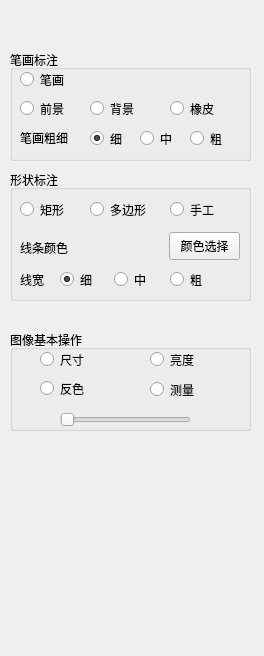
First picture: the form in RegionCompetition.ui, repository WooodHead/labelling3, before the edit.
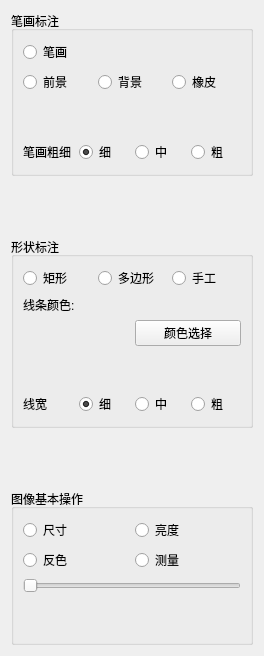
Second picture: the form after the edit.

The edit to the form file:
```diff
--- a/RegionCompetition.ui
+++ b/RegionCompetition.ui
@@ -31,75 +31,17 @@
   <property name="windowTitle">
    <string>Form</string>
   </property>
+  <layout class="QVBoxLayout" name="verticalLayout_4">
+   <item>
   <widget class="QGroupBox" name="labelSettings">
-   <property name="geometry">
-    <rect>
-     <x>10</x>
-     <y>50</y>
-     <width>241</width>
-     <height>111</height>
-    </rect>
-   </property>
    <property name="title">
     <string>笔画标注</string>
    </property>
-   <widget class="QRadioButton" name="radioErazer">
-    <property name="geometry">
-     <rect>
-      <x>160</x>
-      <y>50</y>
-      <width>61</width>
-      <height>17</height>
-     </rect>
-    </property>
-    <property name="text">
-     <string>橡皮</string>
-    </property>
-    <attribute name="buttonGroup">
-     <string notr="true">buttonGroup_4</string>
-    </attribute>
-   </widget>
-   <widget class="QRadioButton" name="radioBackground">
-    <property name="geometry">
-     <rect>
-      <x>80</x>
-      <y>50</y>
-      <width>61</width>
-      <height>17</height>
-     </rect>
-    </property>
-    <property name="text">
-     <string>背景</string>
-    </property>
-    <attribute name="buttonGroup">
-     <string notr="true">buttonGroup_4</string>
-    </attribute>
-   </widget>
-   <widget class="QRadioButton" name="radioForeground">
-    <property name="geometry">
-     <rect>
-      <x>10</x>
-      <y>50</y>
-      <width>61</width>
-      <height>17</height>
-     </rect>
-    </property>
-    <property name="text">
-     <string>前景</string>
-    </property>
-    <attribute name="buttonGroup">
-     <string notr="true">buttonGroup_4</string>
-    </attribute>
-   </widget>
+     <layout class="QVBoxLayout" name="verticalLayout">
+      <item>
+       <layout class="QHBoxLayout" name="horizontalLayout_3">
+        <item>
    <widget class="QRadioButton" name="radioStrikeLabelling">
-    <property name="geometry">
-     <rect>
-      <x>10</x>
-      <y>20</y>
-      <width>71</width>
-      <height>19</height>
-     </rect>
-    </property>
     <property name="text">
      <string>笔画</string>
     </property>
@@ -107,41 +49,87 @@
      <string notr="true">buttonGroup</string>
     </attribute>
    </widget>
+        </item>
+        <item>
+         <spacer name="horizontalSpacer">
+          <property name="orientation">
+           <enum>Qt::Horizontal</enum>
+          </property>
+          <property name="sizeHint" stdset="0">
+           <size>
+            <width>40</width>
+            <height>20</height>
+           </size>
+          </property>
+         </spacer>
+        </item>
+        <item>
    <widget class="QLabel" name="showColorLabel">
-    <property name="geometry">
-     <rect>
-      <x>120</x>
-      <y>20</y>
-      <width>51</width>
-      <height>21</height>
-     </rect>
-    </property>
     <property name="text">
      <string/>
     </property>
    </widget>
+        </item>
+       </layout>
+      </item>
+      <item>
+       <layout class="QHBoxLayout" name="horizontalLayout">
+        <item>
+         <widget class="QRadioButton" name="radioForeground">
+          <property name="text">
+           <string>前景</string>
+          </property>
+          <attribute name="buttonGroup">
+           <string notr="true">buttonGroup_4</string>
+          </attribute>
+         </widget>
+        </item>
+        <item>
+         <widget class="QRadioButton" name="radioBackground">
+          <property name="text">
+           <string>背景</string>
+          </property>
+          <attribute name="buttonGroup">
+           <string notr="true">buttonGroup_4</string>
+          </attribute>
+         </widget>
+        </item>
+        <item>
+         <widget class="QRadioButton" name="radioErazer">
+          <property name="text">
+           <string>橡皮</string>
+          </property>
+          <attribute name="buttonGroup">
+           <string notr="true">buttonGroup_4</string>
+          </attribute>
+         </widget>
+        </item>
+       </layout>
+      </item>
+      <item>
+       <spacer name="verticalSpacer_3">
+        <property name="orientation">
+         <enum>Qt::Vertical</enum>
+        </property>
+        <property name="sizeHint" stdset="0">
+         <size>
+          <width>20</width>
+          <height>40</height>
+         </size>
+        </property>
+       </spacer>
+      </item>
+      <item>
+       <layout class="QHBoxLayout" name="horizontalLayout_2">
+        <item>
    <widget class="QLabel" name="label">
-    <property name="geometry">
-     <rect>
-      <x>10</x>
-      <y>80</y>
-      <width>61</width>
-      <height>16</height>
-     </rect>
-    </property>
     <property name="text">
      <string>笔画粗细</string>
     </property>
    </widget>
+        </item>
+        <item>
    <widget class="QRadioButton" name="brushSizeSmallRadio">
-    <property name="geometry">
-     <rect>
-      <x>80</x>
-      <y>80</y>
-      <width>41</width>
-      <height>17</height>
-     </rect>
-    </property>
     <property name="text">
      <string>细</string>
     </property>
@@ -152,15 +140,9 @@
      <string notr="true">buttonGroup_3</string>
     </attribute>
    </widget>
+        </item>
+        <item>
    <widget class="QRadioButton" name="brushSizeMediumRadio">
-    <property name="geometry">
-     <rect>
-      <x>130</x>
-      <y>80</y>
-      <width>41</width>
-      <height>17</height>
-     </rect>
-    </property>
     <property name="text">
      <string>中</string>
     </property>
@@ -171,15 +153,9 @@
      <string notr="true">buttonGroup_3</string>
     </attribute>
    </widget>
+        </item>
+        <item>
    <widget class="QRadioButton" name="brushSizeLargeRadio">
-    <property name="geometry">
-     <rect>
-      <x>180</x>
-      <y>80</y>
-      <width>41</width>
-      <height>17</height>
-     </rect>
-    </property>
     <property name="text">
      <string>粗</string>
     </property>
@@ -187,171 +163,35 @@
      <string notr="true">buttonGroup_3</string>
     </attribute>
    </widget>
-  </widget>
-  <widget class="QGroupBox" name="groupBox">
-   <property name="geometry">
-    <rect>
-     <x>10</x>
-     <y>330</y>
-     <width>241</width>
-     <height>101</height>
-    </rect>
-   </property>
-   <property name="title">
-    <string>图像基本操作</string>
-   </property>
-   <widget class="QRadioButton" name="radioScale">
-    <property name="geometry">
-     <rect>
-      <x>30</x>
-      <y>20</y>
-      <width>81</width>
-      <height>19</height>
-     </rect>
-    </property>
-    <property name="text">
-     <string>尺寸</string>
-    </property>
-   </widget>
-   <widget class="QRadioButton" name="radioBrightness">
-    <property name="geometry">
-     <rect>
-      <x>140</x>
-      <y>20</y>
-      <width>61</width>
-      <height>19</height>
-     </rect>
-    </property>
-    <property name="text">
-     <string>亮度</string>
-    </property>
-   </widget>
-   <widget class="QRadioButton" name="radioNotColor">
-    <property name="geometry">
-     <rect>
-      <x>30</x>
-      <y>49</y>
-      <width>61</width>
-      <height>19</height>
-     </rect>
-    </property>
-    <property name="text">
-     <string>反色</string>
-    </property>
-   </widget>
-   <widget class="QRadioButton" name="radioMesuarement">
-    <property name="geometry">
-     <rect>
-      <x>140</x>
-      <y>50</y>
-      <width>71</width>
-      <height>19</height>
-     </rect>
-    </property>
-    <property name="text">
-     <string>测量</string>
-    </property>
-   </widget>
-   <widget class="QSlider" name="sliderBasicOp">
-    <property name="geometry">
-     <rect>
-      <x>50</x>
-      <y>80</y>
-      <width>131</width>
-      <height>19</height>
-     </rect>
-    </property>
+        </item>
+       </layout>
+      </item>
+     </layout>
+    </widget>
+   </item>
+   <item>
+    <spacer name="verticalSpacer">
     <property name="orientation">
-     <enum>Qt::Horizontal</enum>
-    </property>
-   </widget>
-   <widget class="QLabel" name="labelSliderLeft">
-    <property name="geometry">
-     <rect>
-      <x>10</x>
-      <y>80</y>
-      <width>31</width>
-      <height>16</height>
-     </rect>
-    </property>
-    <property name="text">
-     <string/>
-    </property>
-   </widget>
-   <widget class="QLabel" name="labelSliderRight">
-    <property name="geometry">
-     <rect>
-      <x>190</x>
-      <y>80</y>
-      <width>31</width>
-      <height>20</height>
-     </rect>
-    </property>
-    <property name="text">
-     <string/>
-    </property>
-   </widget>
-  </widget>
+      <enum>Qt::Vertical</enum>
+     </property>
+     <property name="sizeHint" stdset="0">
+      <size>
+       <width>20</width>
+       <height>40</height>
+      </size>
+     </property>
+    </spacer>
+   </item>
+   <item>
   <widget class="QGroupBox" name="groupBox_2">
-   <property name="geometry">
-    <rect>
-     <x>10</x>
-     <y>170</y>
-     <width>241</width>
-     <height>131</height>
-    </rect>
-   </property>
    <property name="title">
     <string>形状标注</string>
    </property>
-   <widget class="QLabel" name="label_3">
-    <property name="geometry">
-     <rect>
-      <x>10</x>
-      <y>70</y>
-      <width>61</width>
-      <height>16</height>
-     </rect>
-    </property>
-    <property name="text">
-     <string>线条颜色</string>
-    </property>
-   </widget>
-   <widget class="QPushButton" name="buttonSelectColor">
-    <property name="geometry">
-     <rect>
-      <x>159</x>
-      <y>62</y>
-      <width>71</width>
-      <height>28</height>
-     </rect>
-    </property>
-    <property name="text">
-     <string>颜色选择</string>
-    </property>
-   </widget>
-   <widget class="QLabel" name="labelCurrentColor">
-    <property name="geometry">
-     <rect>
-      <x>90</x>
-      <y>65</y>
-      <width>51</width>
-      <height>21</height>
-     </rect>
-    </property>
-    <property name="text">
-     <string/>
-    </property>
-   </widget>
+     <layout class="QVBoxLayout" name="verticalLayout_2">
+      <item>
+       <layout class="QHBoxLayout" name="horizontalLayout_4">
+        <item>
    <widget class="QRadioButton" name="radioRectLabelling">
-    <property name="geometry">
-     <rect>
-      <x>10</x>
-      <y>30</y>
-      <width>61</width>
-      <height>19</height>
-     </rect>
-    </property>
     <property name="text">
      <string>矩形</string>
     </property>
@@ -359,15 +199,9 @@
      <string notr="true">buttonGroup</string>
     </attribute>
    </widget>
+        </item>
+        <item>
    <widget class="QRadioButton" name="radioPolygonLabelling">
-    <property name="geometry">
-     <rect>
-      <x>80</x>
-      <y>30</y>
-      <width>71</width>
-      <height>19</height>
-     </rect>
-    </property>
     <property name="text">
      <string>多边形</string>
     </property>
@@ -375,15 +209,9 @@
      <string notr="true">buttonGroup</string>
     </attribute>
    </widget>
+        </item>
+        <item>
    <widget class="QRadioButton" name="radioManualLabelling">
-    <property name="geometry">
-     <rect>
-      <x>160</x>
-      <y>30</y>
-      <width>61</width>
-      <height>19</height>
-     </rect>
-    </property>
     <property name="text">
      <string>手工</string>
     </property>
@@ -391,28 +219,61 @@
      <string notr="true">buttonGroup</string>
     </attribute>
    </widget>
+        </item>
+       </layout>
+      </item>
+      <item>
+       <widget class="QLabel" name="label_3">
+        <property name="text">
+         <string>线条颜色:</string>
+        </property>
+       </widget>
+      </item>
+      <item>
+       <layout class="QHBoxLayout" name="horizontalLayout_5">
+        <item>
+         <widget class="QLabel" name="labelCurrentColor">
+          <property name="text">
+           <string/>
+          </property>
+          <property name="buddy">
+           <cstring>buttonSelectColor</cstring>
+          </property>
+         </widget>
+        </item>
+        <item>
+         <widget class="QPushButton" name="buttonSelectColor">
+          <property name="text">
+           <string>颜色选择</string>
+          </property>
+         </widget>
+        </item>
+       </layout>
+      </item>
+      <item>
+       <spacer name="verticalSpacer_4">
+        <property name="orientation">
+         <enum>Qt::Vertical</enum>
+        </property>
+        <property name="sizeHint" stdset="0">
+         <size>
+          <width>20</width>
+          <height>40</height>
+         </size>
+        </property>
+       </spacer>
+      </item>
+      <item>
+       <layout class="QHBoxLayout" name="horizontalLayout_6">
+        <item>
    <widget class="QLabel" name="label_4">
-    <property name="geometry">
-     <rect>
-      <x>10</x>
-      <y>102</y>
-      <width>41</width>
-      <height>16</height>
-     </rect>
-    </property>
     <property name="text">
      <string>线宽</string>
     </property>
    </widget>
+        </item>
+        <item>
    <widget class="QRadioButton" name="radioLineWidthThin">
-    <property name="geometry">
-     <rect>
-      <x>50</x>
-      <y>100</y>
-      <width>51</width>
-      <height>19</height>
-     </rect>
-    </property>
     <property name="text">
      <string>细</string>
     </property>
@@ -423,15 +284,9 @@
      <string notr="true">buttonGroup_2</string>
     </attribute>
    </widget>
+        </item>
+        <item>
    <widget class="QRadioButton" name="radioLineWidthMedium">
-    <property name="geometry">
-     <rect>
-      <x>104</x>
-      <y>100</y>
-      <width>41</width>
-      <height>19</height>
-     </rect>
-    </property>
     <property name="text">
      <string>中</string>
     </property>
@@ -439,15 +294,9 @@
      <string notr="true">buttonGroup_2</string>
     </attribute>
    </widget>
+        </item>
+        <item>
    <widget class="QRadioButton" name="radioLineWidthThick">
-    <property name="geometry">
-     <rect>
-      <x>160</x>
-      <y>100</y>
-      <width>51</width>
-      <height>19</height>
-     </rect>
-    </property>
     <property name="text">
      <string>粗</string>
     </property>
@@ -455,7 +304,92 @@
      <string notr="true">buttonGroup_2</string>
     </attribute>
    </widget>
-  </widget>
+        </item>
+       </layout>
+      </item>
+     </layout>
+    </widget>
+   </item>
+   <item>
+    <spacer name="verticalSpacer_2">
+     <property name="orientation">
+      <enum>Qt::Vertical</enum>
+     </property>
+     <property name="sizeHint" stdset="0">
+      <size>
+       <width>20</width>
+       <height>40</height>
+      </size>
+     </property>
+    </spacer>
+   </item>
+   <item>
+    <widget class="QGroupBox" name="groupBox">
+     <property name="title">
+      <string>图像基本操作</string>
+     </property>
+     <layout class="QVBoxLayout" name="verticalLayout_3">
+      <item>
+       <layout class="QHBoxLayout" name="horizontalLayout_7">
+        <item>
+         <widget class="QRadioButton" name="radioScale">
+          <property name="text">
+           <string>尺寸</string>
+          </property>
+         </widget>
+        </item>
+        <item>
+         <widget class="QRadioButton" name="radioBrightness">
+          <property name="text">
+           <string>亮度</string>
+          </property>
+         </widget>
+        </item>
+       </layout>
+      </item>
+      <item>
+       <layout class="QHBoxLayout" name="horizontalLayout_8">
+        <item>
+         <widget class="QRadioButton" name="radioNotColor">
+          <property name="text">
+           <string>反色</string>
+          </property>
+         </widget>
+        </item>
+        <item>
+         <widget class="QRadioButton" name="radioMesuarement">
+          <property name="text">
+           <string>测量</string>
+          </property>
+         </widget>
+        </item>
+       </layout>
+      </item>
+      <item>
+       <widget class="QSlider" name="sliderBasicOp">
+        <property name="orientation">
+         <enum>Qt::Horizontal</enum>
+        </property>
+       </widget>
+      </item>
+      <item>
+       <widget class="QLabel" name="labelSliderLeft">
+        <property name="text">
+         <string/>
+        </property>
+       </widget>
+      </item>
+      <item>
+       <widget class="QLabel" name="labelSliderRight">
+        <property name="text">
+         <string/>
+        </property>
+       </widget>
+      </item>
+     </layout>
+    </widget>
+   </item>
+  </layout>
  </widget>
  <resources/>
  <connections/>
```
Lines whose indentation alone changed are shown as unchanged.
